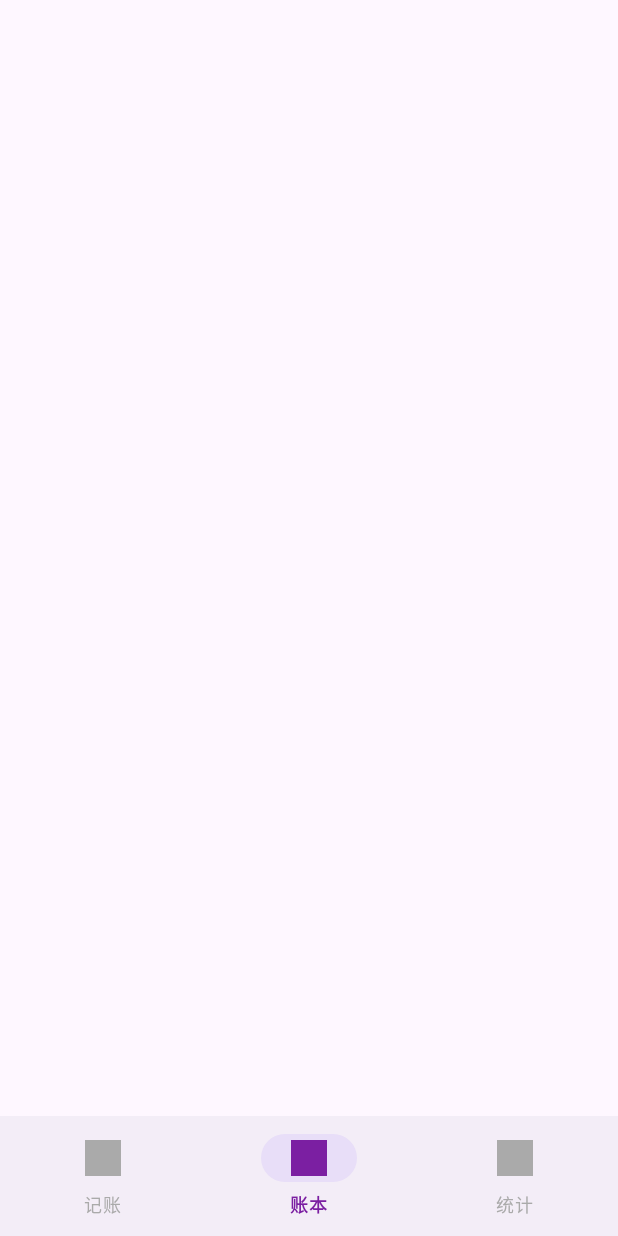
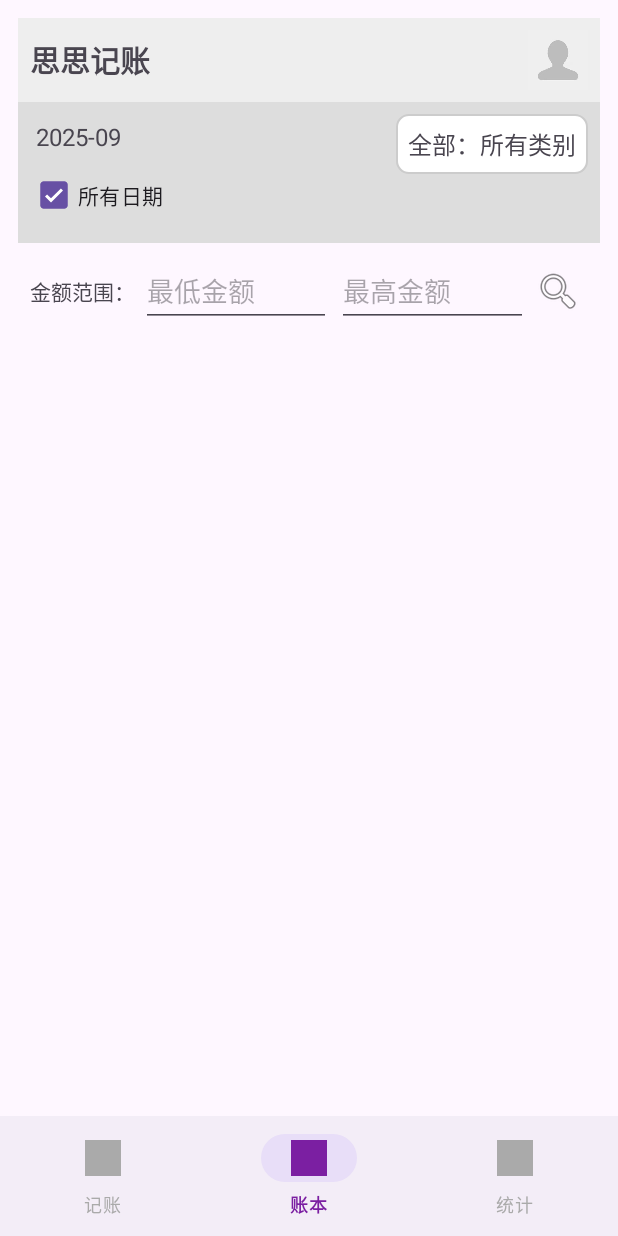
Before and after one commit to qiutf1/an-android-app-project, an Android app: the MainActivity screen opened directly, with no data from a screen before it, item 2 of the bottom bar chosen, on a phone screen of 412 x 824 dp. Run offline under Robolectric (Android 15) with nearby library versions, the phone set to English and light mode, and no system bars.

Commit message:
实现查询功能

```diff
--- a/app/build.gradle
+++ b/app/build.gradle
@@ -39,6 +39,9 @@ dependencies {
     implementation libs.material
     implementation libs.activity
     implementation libs.constraintlayout
+    implementation libs.legacy.support.v4
+    implementation libs.lifecycle.livedata.ktx
+    implementation libs.lifecycle.viewmodel.ktx
     testImplementation libs.junit
     androidTestImplementation libs.ext.junit
     androidTestImplementation libs.espresso.core
--- a/app/src/main/AndroidManifest.xml
+++ b/app/src/main/AndroidManifest.xml
@@ -14,6 +14,9 @@
         android:roundIcon="@mipmap/ic_launcher_round"
         android:supportsRtl="true"
         android:theme="@style/Theme.MyApp4">
+        <activity
+            android:name=".fragments.QueryFragment"
+            android:exported="false" />
         <activity
             android:name=".StatsFragment"
             android:exported="false" />
--- a/app/src/main/java/com/example/myapp4/MainActivity.java
+++ b/app/src/main/java/com/example/myapp4/MainActivity.java
@@ -4,9 +4,10 @@ import android.os.Bundle;
 import androidx.appcompat.app.AppCompatActivity;
 import androidx.fragment.app.Fragment;
 import androidx.fragment.app.FragmentTransaction;
-import com.example.myapp4.fragments.LedgerFragment;
+
 import com.example.myapp4.fragments.RecordFragment;
 import com.example.myapp4.fragments.StatsFragment;
+import com.example.myapp4.fragments.QueryFragment;
 import com.google.android.material.bottomnavigation.BottomNavigationView;
 
 public class MainActivity extends AppCompatActivity {
@@ -32,7 +33,7 @@ public class MainActivity extends AppCompatActivity {
             if (id == R.id.nav_record) {
                 fragment = new RecordFragment();
             } else if (id == R.id.nav_ledger) {
-                fragment = new LedgerFragment();
+                fragment = new QueryFragment();
             } else if (id == R.id.nav_stats) {
                 fragment = new StatsFragment();
             }
--- a/app/src/main/java/com/example/myapp4/fragments/LedgerFragment.java
+++ /dev/null
@@ -1,143 +0,0 @@
-package com.example.myapp4.fragments;
-
-import android.app.AlertDialog;
-import android.content.DialogInterface;
-import android.content.SharedPreferences;
-import android.database.Cursor;
-import android.os.Bundle;
-
-import androidx.fragment.app.Fragment;
-
-import android.view.LayoutInflater;
-import android.view.View;
-import android.view.ViewGroup;
-import android.widget.*;
-
-import com.example.myapp4.DatabaseHelper;
-import com.example.myapp4.R;
-import com.example.myapp4.Record;
-import com.example.myapp4.RecordAdapter;
-
-import java.text.SimpleDateFormat;
-import java.util.ArrayList;
-import java.util.Date;
-import java.util.List;
-import java.util.Locale;
-
-public class LedgerFragment extends Fragment {
-
-    private ListView listView;
-    private List<Record> recordList;
-    private RecordAdapter adapter;
-    private DatabaseHelper dbHelper;
-    private String currentUser;
-
-    @Override
-    public View onCreateView(LayoutInflater inflater, ViewGroup container,
-                             Bundle savedInstanceState) {
-        View v = inflater.inflate(R.layout.fragment_ledger, container, false);
-
-        listView = v.findViewById(R.id.listView);
-        recordList = new ArrayList<>();
-        adapter = new RecordAdapter(requireContext(), recordList);
-        listView.setAdapter(adapter);
-
-        dbHelper = new DatabaseHelper(requireContext());
-
-        // 从 SharedPreferences 读取登录用户名（请确保 LoginActivity 已写入）
-        SharedPreferences prefs = requireActivity().getSharedPreferences("app_prefs", requireActivity().MODE_PRIVATE);
-        currentUser = prefs.getString("logged_in_user", null);
-
-        loadRecords();
-
-        // 长按删除
-        listView.setOnItemLongClickListener((parent, view, position, id) -> {
-            Record record = recordList.get(position);
-            new AlertDialog.Builder(requireContext())
-                    .setTitle("删除确认")
-                    .setMessage("确定要删除该记录吗？")
-                    .setPositiveButton("删除", (dialog, which) -> {
-                        // 使用 long id
-                        long rid = record.getId();
-                        dbHelper.deleteRecord(rid);   // 注意 DatabaseHelper.deleteRecord(long)
-                        loadRecords();
-                        Toast.makeText(requireContext(), "删除成功", Toast.LENGTH_SHORT).show();
-                    })
-                    .setNegativeButton("取消", null)
-                    .show();
-            return true;
-        });
-
-        // 点击修改（弹出输入框）
-        listView.setOnItemClickListener((parent, view, position, id) -> {
-            Record record = recordList.get(position);
-            View dialogView = LayoutInflater.from(requireContext()).inflate(R.layout.dialog_edit_record, null);
-            final EditText etAmount = dialogView.findViewById(R.id.etAmount);
-            final EditText etType = dialogView.findViewById(R.id.etType);
-            final EditText etCategory = dialogView.findViewById(R.id.etCategory);
-            final EditText etNote = dialogView.findViewById(R.id.etNote);
-
-            etAmount.setText(String.valueOf(record.getAmount()));
-            etType.setText(record.getType());
-            etCategory.setText(record.getCategory());
-            etNote.setText(record.getNote());
-
-            new AlertDialog.Builder(requireContext())
-                    .setTitle("修改账单")
-                    .setView(dialogView)
-                    .setPositiveButton("保存", (dialog, which) -> {
-                        String amtS = etAmount.getText().toString().trim();
-                        if (amtS.isEmpty()) {
-                            Toast.makeText(requireContext(), "金额不能为空", Toast.LENGTH_SHORT).show();
-                            return;
-                        }
-                        double amount;
-                        try {
-                            amount = Double.parseDouble(amtS);
-                        } catch (Exception e) {
-                            Toast.makeText(requireContext(), "金额格式错误", Toast.LENGTH_SHORT).show();
-                            return;
-                        }
-                        String type = etType.getText().toString().trim();
-                        String category = etCategory.getText().toString().trim();
-                        String note = etNote.getText().toString().trim();
-
-                        long recordId = record.getId(); // long
-                        int rows = dbHelper.updateRecord(recordId, amount, type, category, note); // 已修改为 long id 版本
-                        if (rows > 0) {
-                            Toast.makeText(requireContext(), "修改成功", Toast.LENGTH_SHORT).show();
-                            loadRecords();
-                        } else {
-                            Toast.makeText(requireContext(), "修改失败", Toast.LENGTH_SHORT).show();
-                        }
-                    })
-                    .setNegativeButton("取消", null)
-                    .show();
-        });
-
-        return v;
-    }
-
-    private void loadRecords() {
-        recordList.clear();
-        if (currentUser == null) return;
-
-        Cursor cursor = dbHelper.getRecordsForUser(currentUser);
-        if (cursor != null) {
-            while (cursor.moveToNext()) {
-                // 正确使用 long / double 类型读取
-                long id = cursor.getLong(cursor.getColumnIndexOrThrow(DatabaseHelper.COLUMN_RECORD_ID));
-                long ts = cursor.getLong(cursor.getColumnIndexOrThrow(DatabaseHelper.COLUMN_RECORD_TIMESTAMP));
-                double amount = cursor.getDouble(cursor.getColumnIndexOrThrow(DatabaseHelper.COLUMN_RECORD_AMOUNT));
-                String type = cursor.getString(cursor.getColumnIndexOrThrow(DatabaseHelper.COLUMN_RECORD_TYPE));
-                String category = cursor.getString(cursor.getColumnIndexOrThrow(DatabaseHelper.COLUMN_RECORD_CATEGORY));
-                String note = cursor.getString(cursor.getColumnIndexOrThrow(DatabaseHelper.COLUMN_RECORD_NOTE));
-
-                recordList.add(new Record(id, ts, amount, type, category, note));
-            }
-            cursor.close();
-        }
-
-        adapter.setRecords(recordList);
-    }
-}
--- /dev/null
+++ b/app/src/main/java/com/example/myapp4/fragments/QueryFragment.java
@@ -0,0 +1,194 @@
+package com.example.myapp4.fragments;
+
+import android.app.AlertDialog;
+import android.app.DatePickerDialog;
+import android.content.SharedPreferences;
+import android.database.Cursor;
+import android.os.Bundle;
+import android.view.LayoutInflater;
+import android.view.View;
+import android.view.ViewGroup;
+import android.widget.*;
+
+import androidx.annotation.NonNull;
+import androidx.annotation.Nullable;
+import androidx.fragment.app.Fragment;
+
+import com.example.myapp4.DatabaseHelper;
+import com.example.myapp4.R;
+import com.example.myapp4.Record;
+import com.example.myapp4.RecordAdapter;
+
+import java.text.SimpleDateFormat;
+import java.util.*;
+
+public class QueryFragment extends Fragment {
+
+    private ImageView ivAvatar;
+    private TextView tvAppName;
+
+    private TextView tvMonth;
+    private CheckBox cbAllDate;
+    private TextView tvTypeCategory;
+
+    private EditText etMinAmount, etMaxAmount;
+    private ImageView ivSearchAmount;
+
+    private ListView lvResults;
+
+    private DatabaseHelper dbHelper;
+    private RecordAdapter adapter;
+    private String username;
+
+    // 当前筛选条件
+    private int selectedYear, selectedMonth;
+    private boolean allDate = true;
+    private String currentType = "全部";
+    private String currentCategory = "全部";
+    private Double minAmount = null, maxAmount = null;
+
+    @Nullable
+    @Override
+    public View onCreateView(@NonNull LayoutInflater inflater,
+                             @Nullable ViewGroup container,
+                             @Nullable Bundle savedInstanceState) {
+        View v = inflater.inflate(R.layout.fragment_query, container, false);
+
+        ivAvatar = v.findViewById(R.id.ivAvatar);
+        tvAppName = v.findViewById(R.id.tvAppName);
+
+        tvMonth = v.findViewById(R.id.tvMonth);
+        cbAllDate = v.findViewById(R.id.cbAllDate);
+        tvTypeCategory = v.findViewById(R.id.tvTypeCategory);
+
+        etMinAmount = v.findViewById(R.id.etMinAmount);
+        etMaxAmount = v.findViewById(R.id.etMaxAmount);
+        ivSearchAmount = v.findViewById(R.id.ivSearchAmount);
+
+        lvResults = v.findViewById(R.id.lvResults);
+
+        dbHelper = new DatabaseHelper(requireContext());
+
+        SharedPreferences prefs = requireActivity().getSharedPreferences("app_prefs", requireActivity().MODE_PRIVATE);
+        username = prefs.getString("logged_in_user", null);
+        int avatarRes = prefs.getInt("logged_in_avatar", R.drawable.ic_avatar_default);
+        ivAvatar.setImageResource(avatarRes);
+
+        // 初始化年月
+        Calendar c = Calendar.getInstance();
+        selectedYear = c.get(Calendar.YEAR);
+        selectedMonth = c.get(Calendar.MONTH) + 1;
+        updateMonthText();
+
+        // 初始化列表
+        adapter = new RecordAdapter(requireContext(), new ArrayList<>());
+        lvResults.setAdapter(adapter);
+
+        // 日期选择
+        tvMonth.setOnClickListener(v1 -> {
+            Calendar cc = Calendar.getInstance();
+            DatePickerDialog dp = new DatePickerDialog(requireContext(),
+                    (dpView, y, m, d) -> {
+                        selectedYear = y;
+                        selectedMonth = m + 1;
+                        updateMonthText();
+                        loadFilteredRecords();
+                    },
+                    cc.get(Calendar.YEAR), cc.get(Calendar.MONTH), cc.get(Calendar.DAY_OF_MONTH));
+            // 隐藏“日”，只用年月（简单方式：忽略返回的 d）
+            dp.show();
+        });
+
+        // 所有日期开关
+        cbAllDate.setOnCheckedChangeListener((btn, checked) -> {
+            allDate = checked;
+            loadFilteredRecords();
+        });
+
+        // 类型类别选择
+        tvTypeCategory.setOnClickListener(v1 -> showTypeCategoryDialog());
+
+        // 金额范围查询
+        ivSearchAmount.setOnClickListener(v1 -> {
+            String minStr = etMinAmount.getText().toString().trim();
+            String maxStr = etMaxAmount.getText().toString().trim();
+            minAmount = minStr.isEmpty() ? null : Double.parseDouble(minStr);
+            maxAmount = maxStr.isEmpty() ? null : Double.parseDouble(maxStr);
+            loadFilteredRecords();
+        });
+
+        loadFilteredRecords();
+
+        return v;
+    }
+
+    private void updateMonthText() {
+        tvMonth.setText(selectedYear + "-" + (selectedMonth < 10 ? "0" + selectedMonth : selectedMonth));
+    }
+
+    private void showTypeCategoryDialog() {
+        View dialogView = LayoutInflater.from(requireContext()).inflate(R.layout.dialog_type_category, null);
+        Spinner spType = dialogView.findViewById(R.id.spType);
+        Spinner spCategory = dialogView.findViewById(R.id.spCategory);
+
+        ArrayAdapter<CharSequence> typeAdapter = ArrayAdapter.createFromResource(requireContext(),
+                R.array.type_array_with_all, android.R.layout.simple_spinner_item);
+        typeAdapter.setDropDownViewResource(android.R.layout.simple_spinner_dropdown_item);
+        spType.setAdapter(typeAdapter);
+
+        ArrayAdapter<CharSequence> catAdapter = ArrayAdapter.createFromResource(requireContext(),
+                R.array.category_array_with_all, android.R.layout.simple_spinner_item);
+        catAdapter.setDropDownViewResource(android.R.layout.simple_spinner_dropdown_item);
+        spCategory.setAdapter(catAdapter);
+
+        // 设置默认值
+        int typeIndex = Arrays.asList(getResources().getStringArray(R.array.type_array_with_all)).indexOf(currentType);
+        if (typeIndex >= 0) spType.setSelection(typeIndex);
+        int catIndex = Arrays.asList(getResources().getStringArray(R.array.category_array_with_all)).indexOf(currentCategory);
+        if (catIndex >= 0) spCategory.setSelection(catIndex);
+
+        new AlertDialog.Builder(requireContext())
+                .setTitle("选择类型和类别")
+                .setView(dialogView)
+                .setPositiveButton("确定", (d, w) -> {
+                    currentType = spType.getSelectedItem().toString();
+                    currentCategory = spCategory.getSelectedItem().toString();
+                    tvTypeCategory.setText(currentType + "：" + currentCategory);
+                    loadFilteredRecords();
+                })
+                .setNegativeButton("取消", null)
+                .show();
+    }
+
+    private void loadFilteredRecords() {
+        if (username == null) return;
+
+        Long startTs = null, endTs = null;
+        if (!allDate) {
+            Calendar start = Calendar.getInstance();
+            start.set(selectedYear, selectedMonth - 1, 1, 0, 0, 0);
+            Calendar end = Calendar.getInstance();
+            end.set(selectedYear, selectedMonth - 1, start.getActualMaximum(Calendar.DAY_OF_MONTH), 23, 59, 59);
+            startTs = start.getTimeInMillis();
+            endTs = end.getTimeInMillis();
+        }
+
+        Cursor c = dbHelper.queryRecordsFiltered(username, startTs, endTs,
+                currentType, currentCategory, minAmount, maxAmount);
+
+        List<Record> list = new ArrayList<>();
+        if (c != null) {
+            while (c.moveToNext()) {
+                long id = c.getLong(c.getColumnIndexOrThrow(DatabaseHelper.COLUMN_RECORD_ID));
+                long ts = c.getLong(c.getColumnIndexOrThrow(DatabaseHelper.COLUMN_RECORD_TIMESTAMP));
+                double amount = c.getDouble(c.getColumnIndexOrThrow(DatabaseHelper.COLUMN_RECORD_AMOUNT));
+                String type = c.getString(c.getColumnIndexOrThrow(DatabaseHelper.COLUMN_RECORD_TYPE));
+                String category = c.getString(c.getColumnIndexOrThrow(DatabaseHelper.COLUMN_RECORD_CATEGORY));
+                String note = c.getString(c.getColumnIndexOrThrow(DatabaseHelper.COLUMN_RECORD_NOTE));
+                list.add(new Record(id, ts, amount, type, category, note));
+            }
+            c.close();
+        }
+        adapter.setRecords(list);
+    }
+}
--- /dev/null
+++ b/app/src/main/res/drawable/bg_round_rect.xml
@@ -0,0 +1,15 @@
+<?xml version="1.0" encoding="utf-8"?>
+<shape xmlns:android="http://schemas.android.com/apk/res/android"
+    android:shape="rectangle">
+
+    <!-- 填充颜色 -->
+    <solid android:color="#FFFFFF" />
+
+    <!-- 圆角 -->
+    <corners android:radius="8dp" />
+
+    <!-- 边框 -->
+    <stroke
+        android:width="1dp"
+        android:color="#CCCCCC" />
+</shape>
--- a/app/src/main/res/layout/fragment_ledger.xml
+++ /dev/null
@@ -1,11 +0,0 @@
-<?xml version="1.0" encoding="utf-8"?>
-<LinearLayout xmlns:android="http://schemas.android.com/apk/res/android"
-    android:orientation="vertical"
-    android:layout_width="match_parent"
-    android:layout_height="match_parent">
-
-    <ListView
-        android:id="@+id/listView"
-        android:layout_width="match_parent"
-        android:layout_height="match_parent"/>
-</LinearLayout>
--- /dev/null
+++ b/app/src/main/res/layout/fragment_query.xml
@@ -0,0 +1,125 @@
+<?xml version="1.0" encoding="utf-8"?>
+<LinearLayout xmlns:android="http://schemas.android.com/apk/res/android"
+    android:orientation="vertical"
+    android:layout_width="match_parent"
+    android:layout_height="match_parent"
+    android:padding="12dp">
+
+    <!-- 顶部：应用名 + 用户头像 -->
+    <LinearLayout
+        android:layout_width="match_parent"
+        android:layout_height="wrap_content"
+        android:orientation="horizontal"
+        android:gravity="center_vertical"
+        android:padding="8dp"
+        android:background="#EEEEEE">
+
+        <TextView
+            android:id="@+id/tvAppName"
+            android:layout_width="0dp"
+            android:layout_weight="1"
+            android:layout_height="wrap_content"
+            android:text="思思记账"
+            android:textSize="20sp"
+            android:textStyle="bold" />
+
+        <ImageView
+            android:id="@+id/ivAvatar"
+            android:layout_width="40dp"
+            android:layout_height="40dp"
+            android:src="@drawable/ic_avatar_default"
+            android:scaleType="centerCrop" />
+    </LinearLayout>
+
+    <!-- 筛选条件区 -->
+    <LinearLayout
+        android:id="@+id/filterBar"
+        android:layout_width="match_parent"
+        android:layout_height="wrap_content"
+        android:orientation="horizontal"
+        android:padding="8dp"
+        android:background="#DDDDDD">
+
+        <!-- 左边：年月 + 所有日期 -->
+        <LinearLayout
+            android:layout_width="0dp"
+            android:layout_weight="1"
+            android:orientation="vertical"
+            android:layout_height="wrap_content">
+
+            <TextView
+                android:id="@+id/tvMonth"
+                android:layout_width="wrap_content"
+                android:layout_height="wrap_content"
+                android:text="2025-09"
+                android:textSize="16sp"
+                android:padding="4dp" />
+
+            <CheckBox
+                android:id="@+id/cbAllDate"
+                android:layout_width="wrap_content"
+                android:layout_height="wrap_content"
+                android:text="所有日期"
+                android:checked="true" />
+        </LinearLayout>
+
+        <!-- 右边：类型 + 类别 -->
+        <TextView
+            android:id="@+id/tvTypeCategory"
+            android:layout_width="wrap_content"
+            android:layout_height="wrap_content"
+            android:text="全部：所有类别"
+            android:textSize="16sp"
+            android:padding="8dp"
+            android:background="@drawable/bg_round_rect"
+            android:gravity="center" />
+    </LinearLayout>
+
+    <!-- 金额范围查询 -->
+    <LinearLayout
+        android:layout_width="match_parent"
+        android:layout_height="wrap_content"
+        android:orientation="horizontal"
+        android:padding="8dp"
+        android:gravity="center_vertical">
+
+        <TextView
+            android:layout_width="wrap_content"
+            android:layout_height="wrap_content"
+            android:text="金额范围：" />
+
+        <EditText
+            android:id="@+id/etMinAmount"
+            android:layout_width="0dp"
+            android:layout_weight="1"
+            android:layout_height="wrap_content"
+            android:hint="最低金额"
+            android:inputType="numberDecimal"
+            android:layout_marginStart="4dp" />
+
+        <EditText
+            android:id="@+id/etMaxAmount"
+            android:layout_width="0dp"
+            android:layout_weight="1"
+            android:layout_height="wrap_content"
+            android:hint="最高金额"
+            android:inputType="numberDecimal"
+            android:layout_marginStart="4dp" />
+
+        <ImageView
+            android:id="@+id/ivSearchAmount"
+            android:layout_width="40dp"
+            android:layout_height="40dp"
+            android:src="@android:drawable/ic_menu_search"
+            android:padding="4dp" />
+    </LinearLayout>
+
+    <!-- 查询结果 -->
+    <ListView
+        android:id="@+id/lvResults"
+        android:layout_width="match_parent"
+        android:layout_height="0dp"
+        android:layout_weight="1"
+        android:divider="@android:color/darker_gray"
+        android:dividerHeight="1dp" />
+</LinearLayout>
--- a/app/src/main/res/values/strings.xml
+++ b/app/src/main/res/values/strings.xml
@@ -1,5 +1,21 @@
 <resources>
     <string name="app_name">思思记账</string>
+
+    <string-array name="type_array_with_all">
+        <item>全部</item>
+        <item>收入</item>
+        <item>支出</item>
+    </string-array>
+
+    <string-array name="category_array_with_all">
+        <item>所有类别</item>
+        <item>工资</item>
+        <item>餐饮</item>
+        <item>交通</item>
+        <item>购物</item>
+        <item>娱乐</item>
+        <item>其他</item>
+    </string-array>
 
     <string-array name="type_array">
         <item>收入</item>
@@ -7,6 +23,7 @@
     </string-array>
 
     <string-array name="category_array">
+        <item>全部</item>
         <item>工资</item>
         <item>餐饮</item>
         <item>交通</item>
--- a/gradle/libs.versions.toml
+++ b/gradle/libs.versions.toml
@@ -7,6 +7,9 @@ appcompat = "1.7.1"
 material = "1.13.0"
 activity = "1.10.1"
 constraintlayout = "2.2.1"
+legacySupportV4 = "1.0.0"
+lifecycleLivedataKtx = "2.9.4"
+lifecycleViewmodelKtx = "2.9.4"
 
 [libraries]
 junit = { group = "junit", name = "junit", version.ref = "junit" }
@@ -16,6 +19,9 @@ appcompat = { group = "androidx.appcompat", name = "appcompat", version.ref = "a
 material = { group = "com.google.android.material", name = "material", version.ref = "material" }
 activity = { group = "androidx.activity", name = "activity", version.ref = "activity" }
 constraintlayout = { group = "androidx.constraintlayout", name = "constraintlayout", version.ref = "constraintlayout" }
+legacy-support-v4 = { group = "androidx.legacy", name = "legacy-support-v4", version.ref = "legacySupportV4" }
+lifecycle-livedata-ktx = { group = "androidx.lifecycle", name = "lifecycle-livedata-ktx", version.ref = "lifecycleLivedataKtx" }
+lifecycle-viewmodel-ktx = { group = "androidx.lifecycle", name = "lifecycle-viewmodel-ktx", version.ref = "lifecycleViewmodelKtx" }
 
 [plugins]
 android-application = { id = "com.android.application", version.ref = "agp" }
```
Also changed, not shown: app/src/main/java/com/example/myapp4/DatabaseHelper.java (+45 -0 lines), app/src/main/res/layout/dialog_type_category.xml (added, +20 -0 lines), app/src/main/res/layout/dialog_year_month_picker.xml (added, +15 -0 lines).
